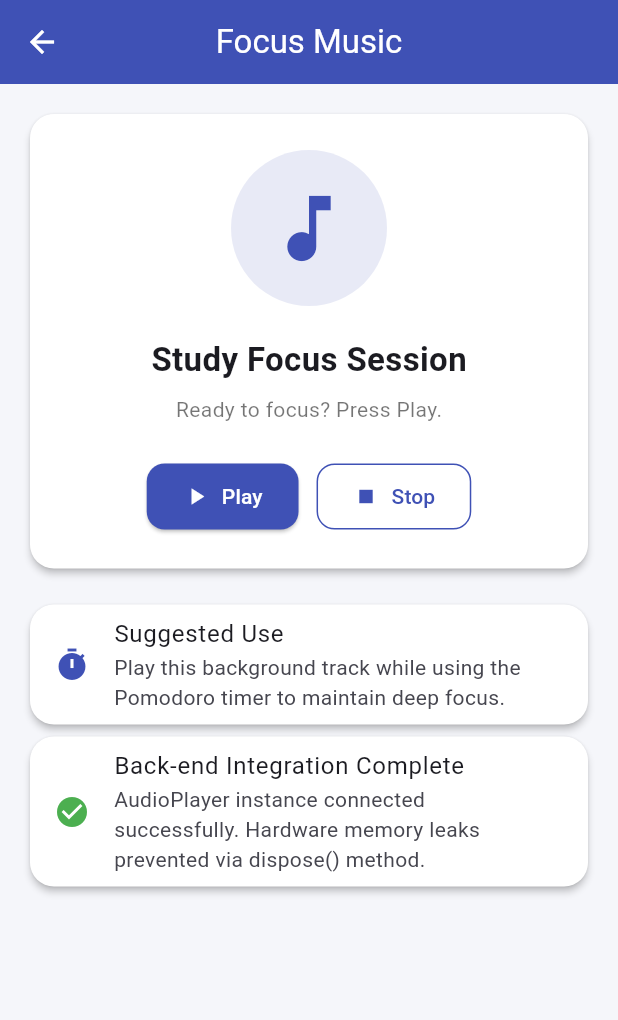
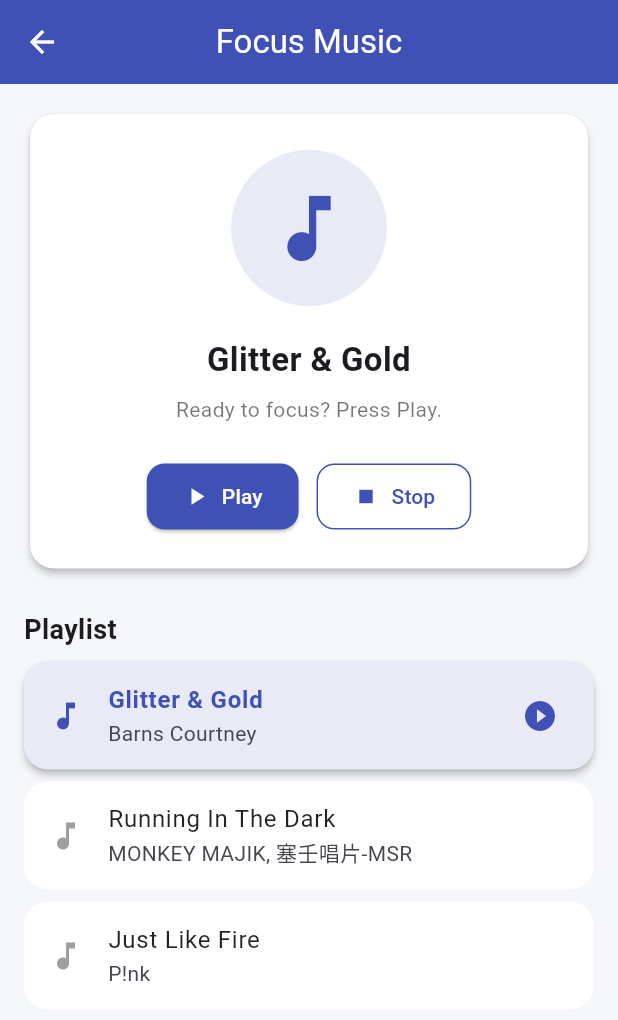
Before and after one commit to CialloOwO/Sutdy_Planer_App, a Flutter app: the MediaScreen screen opened by its route, on a phone screen of 412 x 824 dp. Shown: the top 1020 px of the screen. Run offline on Flutter 3.47's test engine with Material 3 defaults, Android fonts, the light colour scheme and no system bars; our stand-ins replace audioplayers, flutter_map, latlong2, sqflite; accounts and stored records are empty.

Commit message:
ZK-修复音频资源路径至assets并完成动态歌单接入-7.16

```diff
--- a/lib/screens/media_screen.dart
+++ b/lib/screens/media_screen.dart
@@ -1,5 +1,5 @@
 import 'package:flutter/material.dart';
-import 'package:audioplayers/audioplayers.dart'; // [新增] 导入音频底层插件
+import 'package:audioplayers/audioplayers.dart';
 
 class MediaScreen extends StatefulWidget {
   const MediaScreen({super.key});
@@ -10,15 +10,32 @@ class MediaScreen extends StatefulWidget {
 
 class _MediaScreenState extends State<MediaScreen> {
   bool _isPlaying = false;
+  final AudioPlayer _audioPlayer = AudioPlayer();
 
-  // [新增] 实例化全局音频播放器引擎
-  final AudioPlayer _audioPlayer = AudioPlayer();
+  int _currentIndex = 0;
+
+  // 这里已经替换为你队友上传的真实歌曲数据
+  final List<Map<String, String>> _playlist = [
+    {
+      'title': 'Glitter & Gold',
+      'subtitle': 'Barns Courtney',
+      'path': 'Barns Courtney - Glitter & Gold.mp3',
+    },
+    {
+      'title': 'Running In The Dark',
+      'subtitle': 'MONKEY MAJIK, 塞壬唱片-MSR',
+      'path': 'MONKEY MAJIK,塞壬唱片-MSR - Running In The Dark.mp3',
+    },
+    {
+      'title': 'Just Like Fire',
+      'subtitle': 'P!nk',
+      'path': 'P!nk - Just Like Fire (From the Original Motion Picture Alice Through The Looking Glass).mp3',
+    },
+  ];
 
   @override
   void initState() {
     super.initState();
-    // [新增] 监听播放器的真实状态。
-    // 如果音乐自然播放结束，或者在后台被中断，UI 的状态会自动同步更新！
     _audioPlayer.onPlayerStateChanged.listen((PlayerState state) {
       if (mounted) {
         setState(() {
@@ -26,43 +43,65 @@ class _MediaScreenState extends State<MediaScreen> {
         });
       }
     });
+
+    // 监听当前歌曲播放完毕，自动播放下一首
+    _audioPlayer.onPlayerComplete.listen((event) {
+      if (mounted) {
+        _playNext();
+      }
+    });
   }
 
   @override
   void dispose() {
-    // [新增] 核心考点：页面销毁时，必须释放播放器内存，防止音乐在后台无限播放或内存泄漏！
     _audioPlayer.dispose();
     super.dispose();
   }
 
-  // [修改] 注入真正的播放/暂停逻辑
+  // 播放/暂停当前选中的歌曲
   void _togglePlayback() async {
     if (_isPlaying) {
       await _audioPlayer.pause();
     } else {
-      // 这里为了让你能立刻测试，使用了一个公开的免版权测试音乐 URL。
-      // 如果你想用本地音乐，可以在项目根目录建一个 assets 文件夹放 mp3，
-      // 然后把这里改成：await _audioPlayer.play(AssetSource('你的音乐.mp3'));
-      await _audioPlayer.play(
-        UrlSource('https://www.soundhelix.com/examples/mp3/SoundHelix-Song-1.mp3')
-      );
+      // 使用 AssetSource 播放本地 assets 文件夹中的资源
+      await _audioPlayer.play(AssetSource(_playlist[_currentIndex]['path']!));
     }
   }
 
-  // [修改] 注入真正的停止逻辑
+  // 停止播放
   void _stopPlayback() async {
     await _audioPlayer.stop();
-    // 停止后重置播放进度和 UI 状态
     setState(() => _isPlaying = false);
+  }
+
+  // 点击歌单切歌
+  void _playSong(int index) async {
+    if (_currentIndex == index && _isPlaying) return; // 如果点的就是正在播放的，不作反应
+
+    await _audioPlayer.stop();
+    setState(() {
+      _currentIndex = index;
+    });
+    await _audioPlayer.play(AssetSource(_playlist[_currentIndex]['path']!));
+  }
+
+  // 自动播放下一首
+  void _playNext() async {
+    int nextIndex = (_currentIndex + 1) % _playlist.length;
+    _playSong(nextIndex);
   }
 
   @override
   Widget build(BuildContext context) {
+    // 获取当前正在播放的歌曲信息
+    final currentSong = _playlist[_currentIndex];
+
     return Scaffold(
       appBar: AppBar(title: const Text('Focus Music')),
       body: ListView(
         padding: const EdgeInsets.all(16),
         children: [
+          // 顶部播放器主卡片
           Card(
             elevation: 2,
             shape: RoundedRectangleBorder(borderRadius: BorderRadius.circular(16)),
@@ -70,7 +109,6 @@ class _MediaScreenState extends State<MediaScreen> {
               padding: const EdgeInsets.all(24),
               child: Column(
                 children: [
-                  // 唱片机动画 UI
                   CircleAvatar(
                     radius: 52,
                     backgroundColor: _isPlaying ? const Color(0xFFC5CAE9) : const Color(0xFFE8EAF6),
@@ -81,14 +119,16 @@ class _MediaScreenState extends State<MediaScreen> {
                     ),
                   ),
                   const SizedBox(height: 20),
-                  const Text(
-                    'Study Focus Session',
-                    style: TextStyle(fontSize: 22, fontWeight: FontWeight.bold),
+                  // 动态显示当前歌曲名称
+                  Text(
+                    currentSong['title']!,
+                    style: const TextStyle(fontSize: 22, fontWeight: FontWeight.bold),
+                    textAlign: TextAlign.center,
                   ),
                   const SizedBox(height: 8),
                   Text(
                     _isPlaying
-                        ? 'Now Playing: Deep Focus Lo-Fi...'
+                        ? 'Now Playing...'
                         : 'Ready to focus? Press Play.',
                     style: TextStyle(
                       color: _isPlaying ? const Color(0xFF3F51B5) : Colors.black54,
@@ -122,25 +162,43 @@ class _MediaScreenState extends State<MediaScreen> {
               ),
             ),
           ),
-          const SizedBox(height: 16),
-          const Card(
-            child: ListTile(
-              leading: Icon(Icons.timer, color: Color(0xFF3F51B5)),
-              title: Text('Suggested Use'),
-              subtitle: Text(
-                'Play this background track while using the Pomodoro timer to maintain deep focus.',
+          const SizedBox(height: 24),
+          const Text(
+            'Playlist',
+            style: TextStyle(fontSize: 18, fontWeight: FontWeight.bold),
+          ),
+          const SizedBox(height: 8),
+
+          // 动态生成歌单列表
+          ..._playlist.asMap().entries.map((entry) {
+            int index = entry.key;
+            Map<String, String> song = entry.value;
+            bool isSelected = _currentIndex == index;
+
+            return Card(
+              elevation: isSelected ? 2 : 0,
+              color: isSelected ? const Color(0xFFE8EAF6) : Colors.white,
+              margin: const EdgeInsets.only(bottom: 8),
+              child: ListTile(
+                leading: Icon(
+                  isSelected && _isPlaying ? Icons.volume_up : Icons.music_note,
+                  color: isSelected ? const Color(0xFF3F51B5) : Colors.grey,
+                ),
+                title: Text(
+                  song['title']!,
+                  style: TextStyle(
+                    fontWeight: isSelected ? FontWeight.bold : FontWeight.normal,
+                    color: isSelected ? const Color(0xFF3F51B5) : Colors.black87,
+                  ),
+                ),
+                subtitle: Text(song['subtitle']!),
+                trailing: isSelected
+                  ? const Icon(Icons.play_circle_filled, color: Color(0xFF3F51B5))
+                  : null,
+                onTap: () => _playSong(index), // 点击切歌
               ),
-            ),
-          ),
-          const Card(
-            child: ListTile(
-              leading: Icon(Icons.check_circle, color: Colors.green),
-              title: Text('Back-end Integration Complete'),
-              subtitle: Text(
-                'AudioPlayer instance connected successfully. Hardware memory leaks prevented via dispose() method.',
-              ),
-            ),
-          ),
+            );
+          }),
         ],
       ),
     );
--- a/pubspec.yaml
+++ b/pubspec.yaml
@@ -68,7 +68,8 @@ flutter:
   uses-material-design: true
 
   # To add assets to your application, add an assets section, like this:
-  # assets:
+  assets:
+    - assets/
   #   - images/a_dot_burr.jpeg
   #   - images/a_dot_ham.jpeg
 
```
Also changed, not shown: 3 other files.
